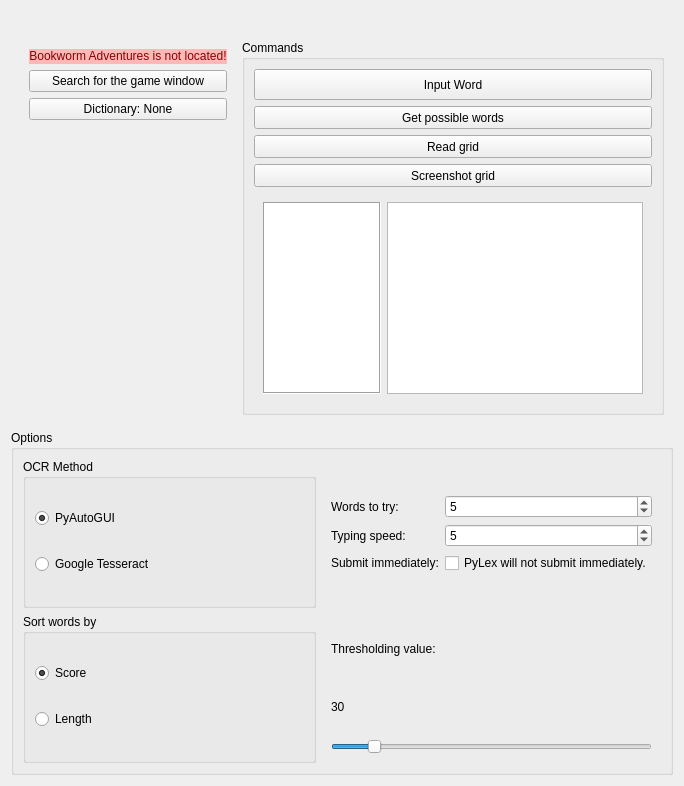
Old version of the form form.ui in the repository mb2g17/PyLex.
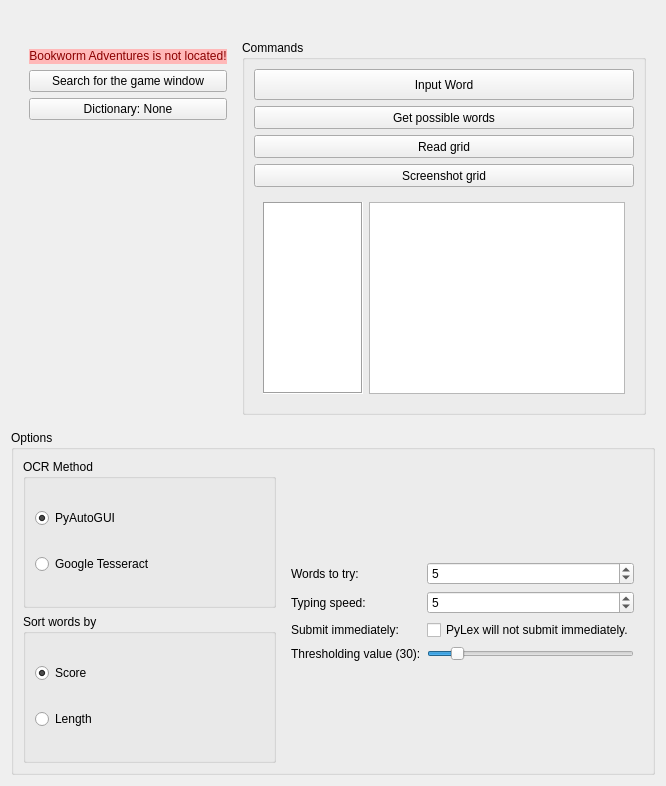
New version of the form. Icons and pictures are not drawn.

Commit message: changed threshold slider

```diff
--- a/form.ui
+++ b/form.ui
@@ -6,7 +6,7 @@
    <rect>
     <x>0</x>
     <y>0</y>
-    <width>684</width>
+    <width>660</width>
     <height>786</height>
    </rect>
   </property>
@@ -382,8 +382,75 @@
      <property name="title">
       <string>Options</string>
      </property>
-     <layout class="QGridLayout" name="gridLayout_2">
-      <item row="0" column="1">
+     <layout class="QGridLayout" name="gridLayout_2" rowstretch="0,0" columnstretch="0,0">
+      <item row="0" column="0">
+       <widget class="QGroupBox" name="ocrMethodBox">
+        <property name="title">
+         <string>OCR Method</string>
+        </property>
+        <layout class="QVBoxLayout" name="verticalLayout">
+         <item>
+          <widget class="QRadioButton" name="radioPyautogui">
+           <property name="toolTip">
+            <string>&lt;html&gt;&lt;head/&gt;&lt;body&gt;&lt;p&gt;&lt;span style=&quot; font-weight:600; text-decoration: underline;&quot;&gt;PyAutoGUI&lt;/span&gt;&lt;/p&gt;&lt;p&gt;A reading approach using PyAutoGUI using sample images. More reliable than Google Tesseract.&lt;/p&gt;&lt;/body&gt;&lt;/html&gt;</string>
+           </property>
+           <property name="text">
+            <string>PyAutoGUI</string>
+           </property>
+           <property name="checked">
+            <bool>true</bool>
+           </property>
+          </widget>
+         </item>
+         <item>
+          <widget class="QRadioButton" name="radioTesseract">
+           <property name="toolTip">
+            <string>&lt;html&gt;&lt;head/&gt;&lt;body&gt;&lt;p&gt;&lt;span style=&quot; font-weight:600; text-decoration: underline;&quot;&gt;Google Tesseract&lt;/span&gt;&lt;/p&gt;&lt;p&gt;A type of OCR technology provided by Google. It's less reliable than PyAutoGUI, and a little experimental.&lt;/p&gt;&lt;/body&gt;&lt;/html&gt;</string>
+           </property>
+           <property name="text">
+            <string>Google Tesseract</string>
+           </property>
+           <property name="checked">
+            <bool>false</bool>
+           </property>
+          </widget>
+         </item>
+        </layout>
+       </widget>
+      </item>
+      <item row="1" column="0">
+       <widget class="QGroupBox" name="sortWordsByBox">
+        <property name="title">
+         <string>Sort words by</string>
+        </property>
+        <layout class="QVBoxLayout" name="verticalLayout_2">
+         <item>
+          <widget class="QRadioButton" name="radioSortByScore">
+           <property name="toolTip">
+            <string>&lt;html&gt;&lt;head/&gt;&lt;body&gt;&lt;p&gt;&lt;span style=&quot; font-weight:600; text-decoration: underline;&quot;&gt;Sort words by score&lt;/span&gt;&lt;/p&gt;&lt;p&gt;Sorts words by their score in Bookworm Adventures.&lt;/p&gt;&lt;/body&gt;&lt;/html&gt;</string>
+           </property>
+           <property name="text">
+            <string>Score</string>
+           </property>
+           <property name="checked">
+            <bool>true</bool>
+           </property>
+          </widget>
+         </item>
+         <item>
+          <widget class="QRadioButton" name="radioSortByLength">
+           <property name="toolTip">
+            <string>&lt;html&gt;&lt;head/&gt;&lt;body&gt;&lt;p&gt;&lt;span style=&quot; font-weight:600; text-decoration: underline;&quot;&gt;Sort words by length&lt;/span&gt;&lt;/p&gt;&lt;p&gt;Sorts words by how long they are. If words are the same length, they are sorted alphabetically.&lt;/p&gt;&lt;/body&gt;&lt;/html&gt;</string>
+           </property>
+           <property name="text">
+            <string>Length</string>
+           </property>
+          </widget>
+         </item>
+        </layout>
+       </widget>
+      </item>
+      <item row="0" column="1" rowspan="2">
        <widget class="QWidget" name="wordsToTryBox" native="true">
         <layout class="QFormLayout" name="formLayout">
          <property name="formAlignment">
@@ -455,97 +522,17 @@
            </property>
           </widget>
          </item>
-        </layout>
-       </widget>
-      </item>
-      <item row="0" column="0">
-       <widget class="QGroupBox" name="ocrMethodBox">
-        <property name="title">
-         <string>OCR Method</string>
-        </property>
-        <layout class="QVBoxLayout" name="verticalLayout">
-         <item>
-          <widget class="QRadioButton" name="radioPyautogui">
-           <property name="toolTip">
-            <string>&lt;html&gt;&lt;head/&gt;&lt;body&gt;&lt;p&gt;&lt;span style=&quot; font-weight:600; text-decoration: underline;&quot;&gt;PyAutoGUI&lt;/span&gt;&lt;/p&gt;&lt;p&gt;A reading approach using PyAutoGUI using sample images. More reliable than Google Tesseract.&lt;/p&gt;&lt;/body&gt;&lt;/html&gt;</string>
-           </property>
-           <property name="text">
-            <string>PyAutoGUI</string>
-           </property>
-           <property name="checked">
-            <bool>true</bool>
-           </property>
-          </widget>
-         </item>
-         <item>
-          <widget class="QRadioButton" name="radioTesseract">
-           <property name="toolTip">
-            <string>&lt;html&gt;&lt;head/&gt;&lt;body&gt;&lt;p&gt;&lt;span style=&quot; font-weight:600; text-decoration: underline;&quot;&gt;Google Tesseract&lt;/span&gt;&lt;/p&gt;&lt;p&gt;A type of OCR technology provided by Google. It's less reliable than PyAutoGUI, and a little experimental.&lt;/p&gt;&lt;/body&gt;&lt;/html&gt;</string>
-           </property>
-           <property name="text">
-            <string>Google Tesseract</string>
-           </property>
-           <property name="checked">
-            <bool>false</bool>
-           </property>
-          </widget>
-         </item>
-        </layout>
-       </widget>
-      </item>
-      <item row="1" column="0">
-       <widget class="QGroupBox" name="sortWordsByBox">
-        <property name="title">
-         <string>Sort words by</string>
-        </property>
-        <layout class="QVBoxLayout" name="verticalLayout_2">
-         <item>
-          <widget class="QRadioButton" name="radioSortByScore">
-           <property name="toolTip">
-            <string>&lt;html&gt;&lt;head/&gt;&lt;body&gt;&lt;p&gt;&lt;span style=&quot; font-weight:600; text-decoration: underline;&quot;&gt;Sort words by score&lt;/span&gt;&lt;/p&gt;&lt;p&gt;Sorts words by their score in Bookworm Adventures.&lt;/p&gt;&lt;/body&gt;&lt;/html&gt;</string>
-           </property>
-           <property name="text">
-            <string>Score</string>
-           </property>
-           <property name="checked">
-            <bool>true</bool>
-           </property>
-          </widget>
-         </item>
-         <item>
-          <widget class="QRadioButton" name="radioSortByLength">
-           <property name="toolTip">
-            <string>&lt;html&gt;&lt;head/&gt;&lt;body&gt;&lt;p&gt;&lt;span style=&quot; font-weight:600; text-decoration: underline;&quot;&gt;Sort words by length&lt;/span&gt;&lt;/p&gt;&lt;p&gt;Sorts words by how long they are. If words are the same length, they are sorted alphabetically.&lt;/p&gt;&lt;/body&gt;&lt;/html&gt;</string>
-           </property>
-           <property name="text">
-            <string>Length</string>
-           </property>
-          </widget>
-         </item>
-        </layout>
-       </widget>
-      </item>
-      <item row="1" column="1">
-       <widget class="QWidget" name="thresholdValueBox" native="true">
-        <layout class="QVBoxLayout" name="verticalLayout_5">
-         <item>
+         <item row="3" column="0">
           <widget class="QLabel" name="tesseractThresholdLabel">
            <property name="toolTip">
             <string>&lt;html&gt;&lt;head/&gt;&lt;body&gt;&lt;p&gt;&lt;span style=&quot; font-weight:600; text-decoration: underline;&quot;&gt;Thresholding value&lt;/span&gt;&lt;/p&gt;&lt;p&gt;How strongly PyLex should filter out black in screenshots, with 0 (far left) filtering out the most and 255 (far right) filtering out the least.&lt;/p&gt;&lt;/body&gt;&lt;/html&gt;</string>
            </property>
            <property name="text">
-            <string>Thresholding value:</string>
+            <string>Thresholding value (30):</string>
            </property>
           </widget>
          </item>
-         <item>
-          <widget class="QLabel" name="tesseractThresholdNumber">
-           <property name="text">
-            <string>30</string>
-           </property>
-          </widget>
-         </item>
-         <item>
+         <item row="3" column="1">
           <widget class="QSlider" name="tesseractThresholdSlider">
            <property name="sizePolicy">
             <sizepolicy hsizetype="Preferred" vsizetype="Fixed">
```
Left out of the diff: 20 changed lines with no effect on the pictures. The commit also changes 5 other files.
